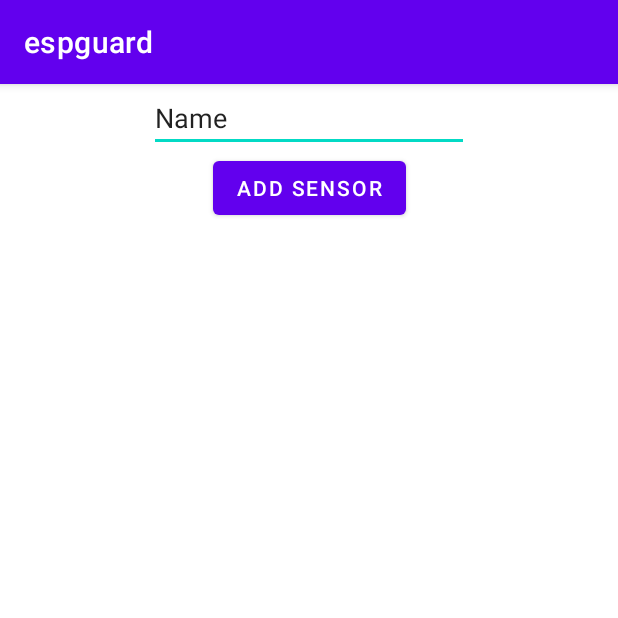
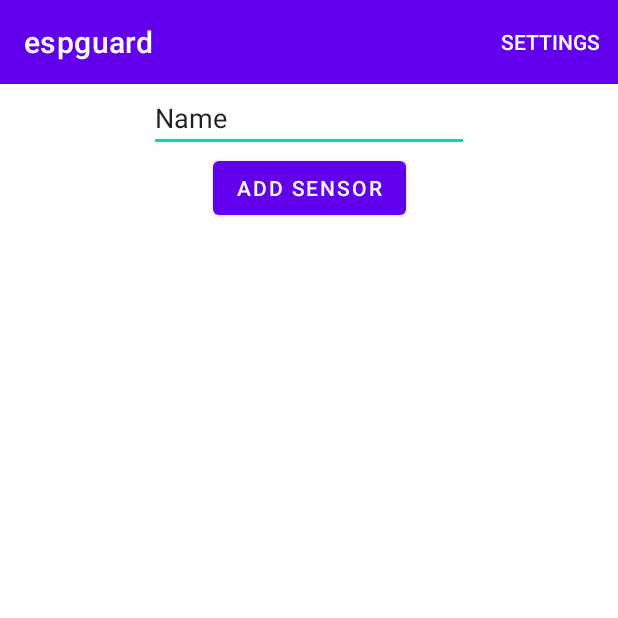
Before and after one commit to TaliKert/espguard, an Android app: the screen it shows after launch (AddSensorActivity), after a tap on "ADD SENSOR", on a phone screen of 412 x 824 dp, the top half of it. Run offline under Robolectric (Android 15) with nearby library versions, the phone set to English and light mode, and no system bars; our stand-ins replace Room's generated code.

Commit message:
Settings activity; custom toolbar; dark theme toggle and saving; works for all but toolbar colors

```diff
--- a/app/build.gradle
+++ b/app/build.gradle
@@ -48,7 +48,9 @@ dependencies {
 
     // Room
     implementation 'androidx.room:room-runtime:2.2.5'
+    implementation 'androidx.legacy:legacy-support-v4:1.0.0'
     kapt 'androidx.room:room-compiler:2.2.5'
+
 
     // MQTT client
     implementation 'org.eclipse.paho:org.eclipse.paho.client.mqttv3:1.1.1'
--- a/app/src/main/AndroidManifest.xml
+++ b/app/src/main/AndroidManifest.xml
@@ -14,6 +14,7 @@
       android:roundIcon="@mipmap/ic_launcher_round"
       android:supportsRtl="true"
       android:theme="@style/Theme.Espguard">
+        <activity android:name=".activities.SettingsActivity" />
         <activity android:name=".activities.ConfigureSensorActivity" />
         <activity android:name=".activities.AddSensorActivity" />
         <activity android:name=".activities.MainActivity">
--- a/app/src/main/java/li/kta/espguard/SensorAdapter.kt
+++ b/app/src/main/java/li/kta/espguard/SensorAdapter.kt
@@ -1,13 +1,11 @@
 package li.kta.espguard
 
-import android.content.Intent
 import android.view.LayoutInflater
 import android.view.View
 import android.view.ViewGroup
 import androidx.recyclerview.widget.RecyclerView
 import kotlinx.android.synthetic.main.sensor_list_item.view.*
-import li.kta.espguard.activities.ConfigureSensorActivity
-import li.kta.espguard.activities.MainActivity
+
 import li.kta.espguard.room.SensorEntity
 
 class SensorAdapter(private var listener: SensorAdapterListener) : RecyclerView.Adapter<SensorAdapter.SensorViewHolder>() {
--- a/app/src/main/java/li/kta/espguard/activities/AddSensorActivity.kt
+++ b/app/src/main/java/li/kta/espguard/activities/AddSensorActivity.kt
@@ -1,12 +1,30 @@
 package li.kta.espguard.activities
 
+import android.content.Intent
 import androidx.appcompat.app.AppCompatActivity
 import android.os.Bundle
+import android.view.Menu
+import android.view.MenuItem
 import li.kta.espguard.R
 
 class AddSensorActivity : AppCompatActivity() {
+
   override fun onCreate(savedInstanceState: Bundle?) {
     super.onCreate(savedInstanceState)
     setContentView(R.layout.activity_add_sensor)
+    setSupportActionBar(findViewById(R.id.toolbar_support_add))
+  }
+
+  override fun onCreateOptionsMenu(menu: Menu?): Boolean {
+    menuInflater.inflate(R.menu.menu_toolbar, menu)
+    return true
+  }
+
+  override fun onOptionsItemSelected(item: MenuItem): Boolean {
+    if (item.itemId == R.id.open_settings) {
+      startActivity(Intent(this, SettingsActivity::class.java))
+      return true
+    }
+    return super.onOptionsItemSelected(item)
   }
 }
--- a/app/src/main/java/li/kta/espguard/activities/MainActivity.kt
+++ b/app/src/main/java/li/kta/espguard/activities/MainActivity.kt
@@ -1,18 +1,21 @@
 package li.kta.espguard.activities
 
 import android.content.Intent
-import androidx.appcompat.app.AppCompatActivity
 import android.os.Bundle
 import android.util.Log
+import android.view.Menu
+import android.view.MenuItem
+import androidx.appcompat.app.AppCompatActivity
 import androidx.lifecycle.ViewModelProvider
 import androidx.recyclerview.widget.LinearLayoutManager
-import androidx.room.Room
 import kotlinx.android.synthetic.main.activity_main.*
 import li.kta.espguard.R
 import li.kta.espguard.SensorAdapter
 import li.kta.espguard.SensorViewModel
+import li.kta.espguard.activities.SettingsActivity.Companion.setTheme
 import li.kta.espguard.room.LocalSensorDb
 import li.kta.espguard.room.SensorEntity
+
 
 class MainActivity : AppCompatActivity() {
 
@@ -20,14 +23,33 @@ class MainActivity : AppCompatActivity() {
     private lateinit var model: SensorViewModel
 
     override fun onCreate(savedInstanceState: Bundle?) {
+
+        setTheme(this)
+
         super.onCreate(savedInstanceState)
         setContentView(R.layout.activity_main)
+        setSupportActionBar(findViewById(R.id.toolbar_support_main))
 
         model = ViewModelProvider(this).get(SensorViewModel::class.java)
         //testDb()
         createAdapter()
 
         button_add_sensor.setOnClickListener{ openNewSensorView()}
+    }
+
+
+
+    override fun onCreateOptionsMenu(menu: Menu?): Boolean {
+        menuInflater.inflate(R.menu.menu_toolbar, menu)
+        return true
+    }
+
+    override fun onOptionsItemSelected(item: MenuItem): Boolean {
+        if (item.itemId == R.id.open_settings) {
+            startActivity(Intent(this, SettingsActivity::class.java))
+            return true
+        }
+        return super.onOptionsItemSelected(item)
     }
 
     private fun openNewSensorView() {
--- /dev/null
+++ b/app/src/main/java/li/kta/espguard/activities/SettingsActivity.kt
@@ -0,0 +1,55 @@
+package li.kta.espguard.activities
+
+import android.content.Context
+import android.os.Bundle
+import androidx.appcompat.app.AppCompatActivity
+import androidx.appcompat.app.AppCompatDelegate
+import kotlinx.android.synthetic.main.activity_settings.*
+import li.kta.espguard.R
+
+
+class SettingsActivity : AppCompatActivity() {
+
+  companion object {
+    const val PREFERENCES_FILE = "prefs"
+    const val PREFERENCES_DARK_THEME = "dark_theme"
+
+    fun setTheme(context: Context) {
+      val preferences =
+        context.getSharedPreferences(PREFERENCES_FILE, Context.MODE_PRIVATE)
+      val useDarkTheme = preferences.getBoolean(PREFERENCES_DARK_THEME, false)
+      if (useDarkTheme) {
+        AppCompatDelegate.setDefaultNightMode(AppCompatDelegate.MODE_NIGHT_YES)
+      } else {
+        AppCompatDelegate.setDefaultNightMode(AppCompatDelegate.MODE_NIGHT_NO)
+      }
+    }
+  }
+
+  override fun onCreate(savedInstanceState: Bundle?) {
+
+    super.onCreate(savedInstanceState)
+    setContentView(R.layout.activity_settings)
+
+    loadThemeSwitchValue()
+
+    switch_theme.setOnCheckedChangeListener { _, isChecked ->
+      toggleThemeSwitch(isChecked)
+    }
+  }
+
+  private fun loadThemeSwitchValue() {
+    val preferences =
+      getSharedPreferences(PREFERENCES_FILE, Context.MODE_PRIVATE)
+    val useDarkTheme = preferences.getBoolean(PREFERENCES_DARK_THEME, false)
+    switch_theme.isChecked = useDarkTheme
+  }
+
+  private fun toggleThemeSwitch(isChecked: Boolean) {
+    val editor = getSharedPreferences(PREFERENCES_FILE, MODE_PRIVATE).edit()
+    editor.putBoolean(PREFERENCES_DARK_THEME, isChecked)
+    editor.apply()
+    setTheme(this)
+  }
+
+}
--- a/app/src/main/res/layout/activity_add_sensor.xml
+++ b/app/src/main/res/layout/activity_add_sensor.xml
@@ -5,6 +5,10 @@
   android:layout_width="match_parent"
   android:layout_height="match_parent"
   tools:context=".activities.AddSensorActivity">
+
+  <include
+    android:id="@+id/toolbar_support_add"
+    layout="@layout/toolbar" />
 
   <EditText
     android:id="@+id/et_device_id"
@@ -15,7 +19,7 @@
     android:text="Name"
     app:layout_constraintEnd_toEndOf="parent"
     app:layout_constraintStart_toStartOf="parent"
-    app:layout_constraintTop_toTopOf="parent" />
+    app:layout_constraintTop_toBottomOf="@+id/toolbar_support_add" />
 
   <Button
     android:id="@+id/button_add"
--- a/app/src/main/res/layout/activity_configure_sensor.xml
+++ b/app/src/main/res/layout/activity_configure_sensor.xml
@@ -6,6 +6,10 @@
   android:layout_height="match_parent"
   tools:context=".activities.ConfigureSensorActivity">
 
+  <include
+    android:id="@+id/toolbar_support_configure"
+    layout="@layout/toolbar" />
+
   <Button
     android:id="@+id/button_sleep"
     android:layout_width="wrap_content"
@@ -13,7 +17,7 @@
     android:text="ON/OFF SENSOR"
     app:layout_constraintEnd_toEndOf="parent"
     app:layout_constraintStart_toStartOf="parent"
-    app:layout_constraintTop_toTopOf="parent" />
+    app:layout_constraintTop_toBottomOf="@+id/toolbar_support_configure" />
 
   <Button
     android:id="@+id/button_health_check"
--- /dev/null
+++ b/app/src/main/res/layout/toolbar.xml
@@ -0,0 +1,10 @@
+<?xml version="1.0" encoding="utf-8"?>
+
+<androidx.appcompat.widget.Toolbar xmlns:android="http://schemas.android.com/apk/res/android"
+  xmlns:app="http://schemas.android.com/apk/res-auto"
+  android:id="@+id/toolbar_support"
+  android:layout_width="match_parent"
+  android:layout_height="?attr/actionBarSize"
+  android:background="@color/design_default_color_primary"
+  app:subtitleTextColor="@color/design_default_color_on_primary"
+  app:titleTextColor="@color/design_default_color_on_primary" />
--- /dev/null
+++ b/app/src/main/res/menu/menu_toolbar.xml
@@ -0,0 +1,10 @@
+<?xml version="1.0" encoding="utf-8"?>
+<menu xmlns:app="http://schemas.android.com/apk/res-auto"
+  xmlns:android="http://schemas.android.com/apk/res/android">
+
+  <item
+    android:id="@+id/open_settings"
+    android:title="Settings"
+    app:showAsAction="ifRoom|withText" />
+
+</menu>
--- a/app/src/main/res/values-night/themes.xml
+++ b/app/src/main/res/values-night/themes.xml
@@ -1,6 +1,6 @@
 <resources xmlns:tools="http://schemas.android.com/tools">
   <!-- Base application theme. -->
-  <style name="Theme.Espguard" parent="Theme.MaterialComponents.DayNight.DarkActionBar">
+  <style name="Theme.Espguard" parent="Theme.MaterialComponents.DayNight.NoActionBar">
     <!-- Primary brand color. -->
     <item name="colorPrimary">@color/purple_200</item>
     <item name="colorPrimaryVariant">@color/purple_700</item>
@@ -12,5 +12,6 @@
     <!-- Status bar color. -->
     <item name="android:statusBarColor" tools:targetApi="l">?attr/colorPrimaryVariant</item>
     <!-- Customize your theme here. -->
+    <item name="actionMenuTextColor">@color/white</item>
   </style>
 </resources>
--- a/app/src/main/res/values/themes.xml
+++ b/app/src/main/res/values/themes.xml
@@ -1,6 +1,6 @@
 <resources xmlns:tools="http://schemas.android.com/tools">
   <!-- Base application theme. -->
-  <style name="Theme.Espguard" parent="Theme.MaterialComponents.DayNight.DarkActionBar">
+  <style name="Theme.Espguard" parent="Theme.MaterialComponents.DayNight.NoActionBar">
     <!-- Primary brand color. -->
     <item name="colorPrimary">@color/purple_500</item>
     <item name="colorPrimaryVariant">@color/purple_700</item>
@@ -12,5 +12,6 @@
     <!-- Status bar color. -->
     <item name="android:statusBarColor" tools:targetApi="l">?attr/colorPrimaryVariant</item>
     <!-- Customize your theme here. -->
+    <item name="actionMenuTextColor">@color/white</item>
   </style>
 </resources>
--- a/gradle.properties
+++ b/gradle.properties
@@ -15,5 +15,6 @@ org.gradle.jvmargs=-Xmx2048m -Dfile.encoding=UTF-8
 # Android operating system, and which are packaged with your app"s APK
 # https://developer.android.com/topic/libraries/support-library/androidx-rn
 android.useAndroidX=true
+android.enableJetifier=true
 # Kotlin code style for this project: "official" or "obsolete":
 kotlin.code.style=official
```
Also changed, not shown: app/src/main/java/li/kta/espguard/activities/ConfigureSensorActivity.kt (+17 -0 lines), app/src/main/res/layout/activity_main.xml (+5 -2 lines), app/src/main/res/layout/activity_settings.xml (added, +20 -0 lines).
